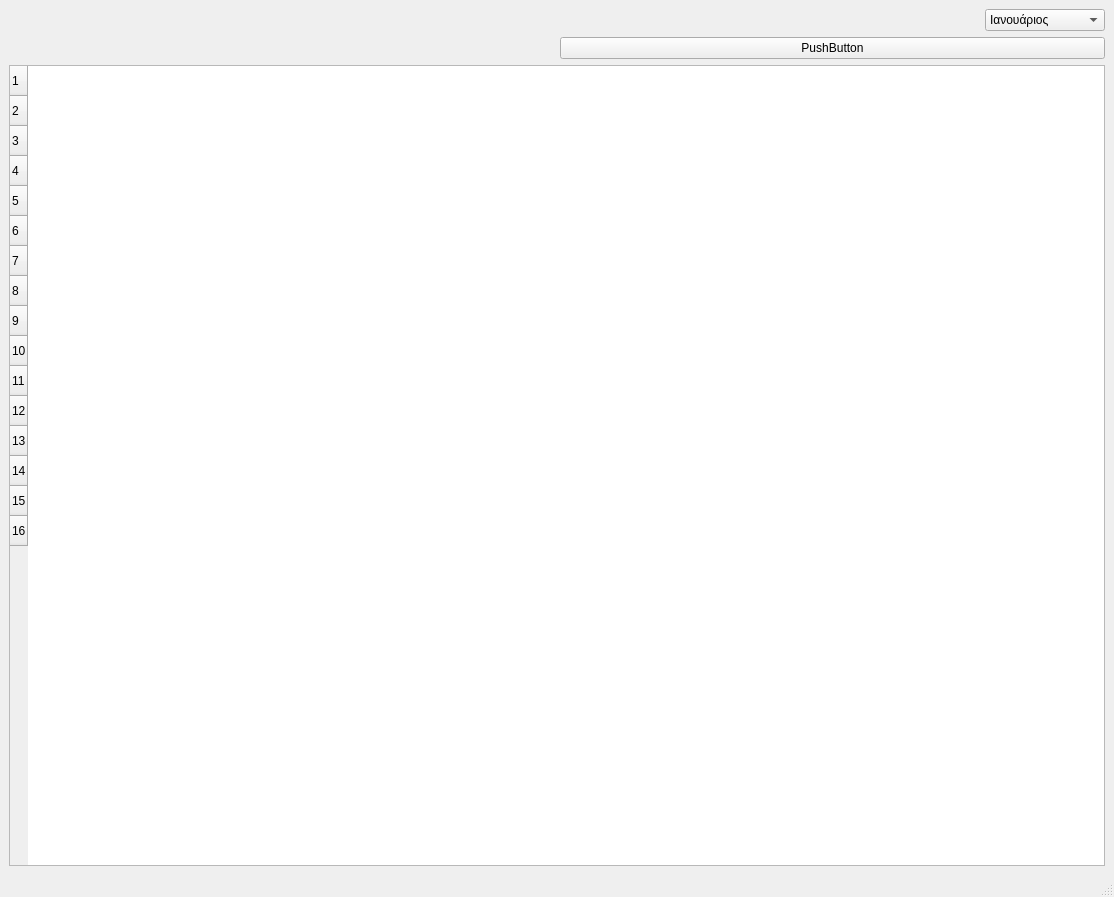
Before: the Qt Designer form files/UI/MainWindow.ui in Combustiblemon/Booking, drawn with Qt 5.
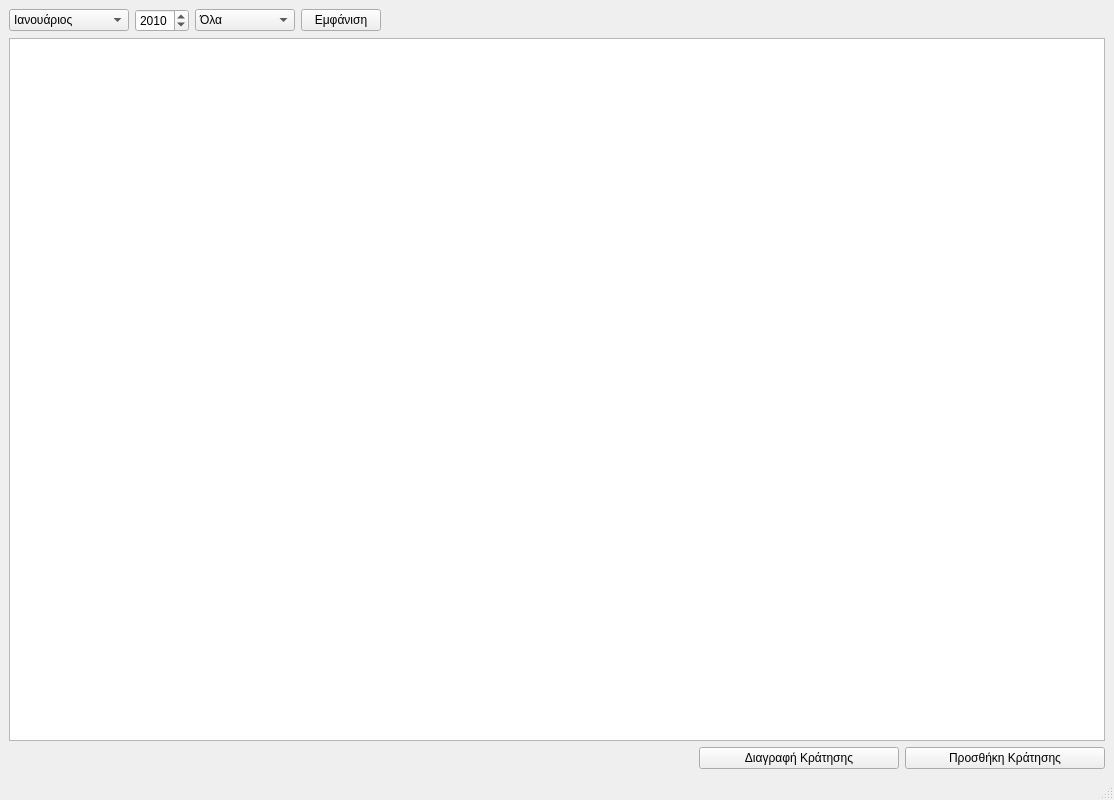
After: the same form once the commit is applied.

The edit to the form file:
```diff
--- a/files/UI/MainWindow.ui
+++ b/files/UI/MainWindow.ui
@@ -7,18 +7,30 @@
     <x>0</x>
     <y>0</y>
     <width>1114</width>
-    <height>897</height>
+    <height>800</height>
    </rect>
   </property>
+  <property name="sizePolicy">
+   <sizepolicy hsizetype="Preferred" vsizetype="Preferred">
+    <horstretch>0</horstretch>
+    <verstretch>0</verstretch>
+   </sizepolicy>
+  </property>
+  <property name="cursor">
+   <cursorShape>ArrowCursor</cursorShape>
+  </property>
   <property name="windowTitle">
    <string>Κρατήσεις</string>
   </property>
+  <property name="styleSheet">
+   <string notr="true"/>
+  </property>
   <widget class="QWidget" name="centralwidget">
    <layout class="QGridLayout" name="gridLayout">
-    <item row="0" column="2" alignment="Qt::AlignRight">
+    <item row="0" column="0">
      <widget class="QComboBox" name="monthSelection">
       <property name="sizePolicy">
-       <sizepolicy hsizetype="Minimum" vsizetype="Fixed">
+       <sizepolicy hsizetype="Preferred" vsizetype="Fixed">
         <horstretch>0</horstretch>
         <verstretch>0</verstretch>
        </sizepolicy>
@@ -94,110 +106,206 @@
       </item>
      </widget>
     </item>
-    <item row="1" column="2">
-     <widget class="QPushButton" name="pushButton">
+    <item row="0" column="1">
+     <widget class="QDateEdit" name="yearSelection">
+      <property name="sizePolicy">
+       <sizepolicy hsizetype="Fixed" vsizetype="Fixed">
+        <horstretch>0</horstretch>
+        <verstretch>0</verstretch>
+       </sizepolicy>
+      </property>
+      <property name="minimumSize">
+       <size>
+        <width>50</width>
+        <height>0</height>
+       </size>
+      </property>
+      <property name="sizeIncrement">
+       <size>
+        <width>0</width>
+        <height>0</height>
+       </size>
+      </property>
+      <property name="baseSize">
+       <size>
+        <width>0</width>
+        <height>0</height>
+       </size>
+      </property>
+      <property name="currentSection">
+       <enum>QDateTimeEdit::YearSection</enum>
+      </property>
+      <property name="displayFormat">
+       <string>yyyy</string>
+      </property>
+      <property name="calendarPopup">
+       <bool>false</bool>
+      </property>
+      <property name="date">
+       <date>
+        <year>2010</year>
+        <month>1</month>
+        <day>1</day>
+       </date>
+      </property>
+     </widget>
+    </item>
+    <item row="0" column="2">
+     <widget class="QComboBox" name="roomTypeSelection">
+      <property name="sizePolicy">
+       <sizepolicy hsizetype="Fixed" vsizetype="Fixed">
+        <horstretch>0</horstretch>
+        <verstretch>0</verstretch>
+       </sizepolicy>
+      </property>
+      <property name="minimumSize">
+       <size>
+        <width>100</width>
+        <height>0</height>
+       </size>
+      </property>
+      <property name="baseSize">
+       <size>
+        <width>0</width>
+        <height>0</height>
+       </size>
+      </property>
+      <item>
+       <property name="text">
+        <string>Όλα</string>
+       </property>
+      </item>
+     </widget>
+    </item>
+    <item row="0" column="3">
+     <widget class="QPushButton" name="showButton">
+      <property name="sizePolicy">
+       <sizepolicy hsizetype="Fixed" vsizetype="Fixed">
+        <horstretch>0</horstretch>
+        <verstretch>0</verstretch>
+       </sizepolicy>
+      </property>
+      <property name="toolTip">
+       <string>Εμφανίζει τα δεδομένα πελατών για την επιλεγμένη ημερομηνία</string>
+      </property>
       <property name="text">
-       <string>PushButton</string>
+       <string>Εμφάνιση</string>
       </property>
      </widget>
     </item>
-    <item row="2" column="1" colspan="2">
+    <item row="0" column="4">
+     <spacer name="horizontalSpacer">
+      <property name="orientation">
+       <enum>Qt::Horizontal</enum>
+      </property>
+      <property name="sizeHint" stdset="0">
+       <size>
+        <width>40</width>
+        <height>20</height>
+       </size>
+      </property>
+     </spacer>
+    </item>
+    <item row="1" column="0" colspan="7">
      <widget class="QTableWidget" name="tableWidget">
+      <property name="sizePolicy">
+       <sizepolicy hsizetype="Expanding" vsizetype="Expanding">
+        <horstretch>0</horstretch>
+        <verstretch>0</verstretch>
+       </sizepolicy>
+      </property>
+      <property name="minimumSize">
+       <size>
+        <width>1000</width>
+        <height>0</height>
+       </size>
+      </property>
+      <property name="toolTip">
+       <string/>
+      </property>
+      <property name="frameShape">
+       <enum>QFrame::StyledPanel</enum>
+      </property>
       <property name="sizeAdjustPolicy">
        <enum>QAbstractScrollArea::AdjustIgnored</enum>
       </property>
       <property name="editTriggers">
        <set>QAbstractItemView::NoEditTriggers</set>
       </property>
+      <property name="selectionMode">
+       <enum>QAbstractItemView::NoSelection</enum>
+      </property>
+      <property name="showGrid">
+       <bool>true</bool>
+      </property>
+      <property name="gridStyle">
+       <enum>Qt::SolidLine</enum>
+      </property>
+      <property name="cornerButtonEnabled">
+       <bool>false</bool>
+      </property>
+      <property name="rowCount">
+       <number>0</number>
+      </property>
+      <property name="columnCount">
+       <number>0</number>
+      </property>
       <attribute name="horizontalHeaderMinimumSectionSize">
        <number>20</number>
       </attribute>
       <attribute name="horizontalHeaderStretchLastSection">
        <bool>true</bool>
       </attribute>
+      <attribute name="verticalHeaderDefaultSectionSize">
+       <number>45</number>
+      </attribute>
       <attribute name="verticalHeaderStretchLastSection">
        <bool>false</bool>
       </attribute>
-      <row>
-       <property name="text">
-        <string>1</string>
-       </property>
-      </row>
-      <row>
-       <property name="text">
-        <string>2</string>
-       </property>
-      </row>
-      <row>
-       <property name="text">
-        <string>3</string>
-       </property>
-      </row>
-      <row>
-       <property name="text">
-        <string>4</string>
-       </property>
-      </row>
-      <row>
-       <property name="text">
-        <string>5</string>
-       </property>
-      </row>
-      <row>
-       <property name="text">
-        <string>6</string>
-       </property>
-      </row>
-      <row>
-       <property name="text">
-        <string>7</string>
-       </property>
-      </row>
-      <row>
-       <property name="text">
-        <string>8</string>
-       </property>
-      </row>
-      <row>
-       <property name="text">
-        <string>9</string>
-       </property>
-      </row>
-      <row>
-       <property name="text">
-        <string>10</string>
-       </property>
-      </row>
-      <row>
-       <property name="text">
-        <string>11</string>
-       </property>
-      </row>
-      <row>
-       <property name="text">
-        <string>12</string>
-       </property>
-      </row>
-      <row>
-       <property name="text">
-        <string>13</string>
-       </property>
-      </row>
-      <row>
-       <property name="text">
-        <string>14</string>
-       </property>
-      </row>
-      <row>
-       <property name="text">
-        <string>15</string>
-       </property>
-      </row>
-      <row>
-       <property name="text">
-        <string>16</string>
-       </property>
-      </row>
+     </widget>
+    </item>
+    <item row="2" column="5">
+     <widget class="QPushButton" name="deleteBooking">
+      <property name="minimumSize">
+       <size>
+        <width>200</width>
+        <height>0</height>
+       </size>
+      </property>
+      <property name="text">
+       <string>Διαγραφή Κράτησης</string>
+      </property>
+     </widget>
+    </item>
+    <item row="2" column="6">
+     <widget class="QPushButton" name="addBooking">
+      <property name="sizePolicy">
+       <sizepolicy hsizetype="Minimum" vsizetype="Fixed">
+        <horstretch>0</horstretch>
+        <verstretch>0</verstretch>
+       </sizepolicy>
+      </property>
+      <property name="minimumSize">
+       <size>
+        <width>200</width>
+        <height>0</height>
+       </size>
+      </property>
+      <property name="sizeIncrement">
+       <size>
+        <width>500</width>
+        <height>0</height>
+       </size>
+      </property>
+      <property name="baseSize">
+       <size>
+        <width>0</width>
+        <height>0</height>
+       </size>
+      </property>
+      <property name="text">
+       <string>Προσθήκη Κράτησης</string>
+      </property>
      </widget>
     </item>
    </layout>
```
Left out of the diff: 3 changed lines with no effect on the pictures.
